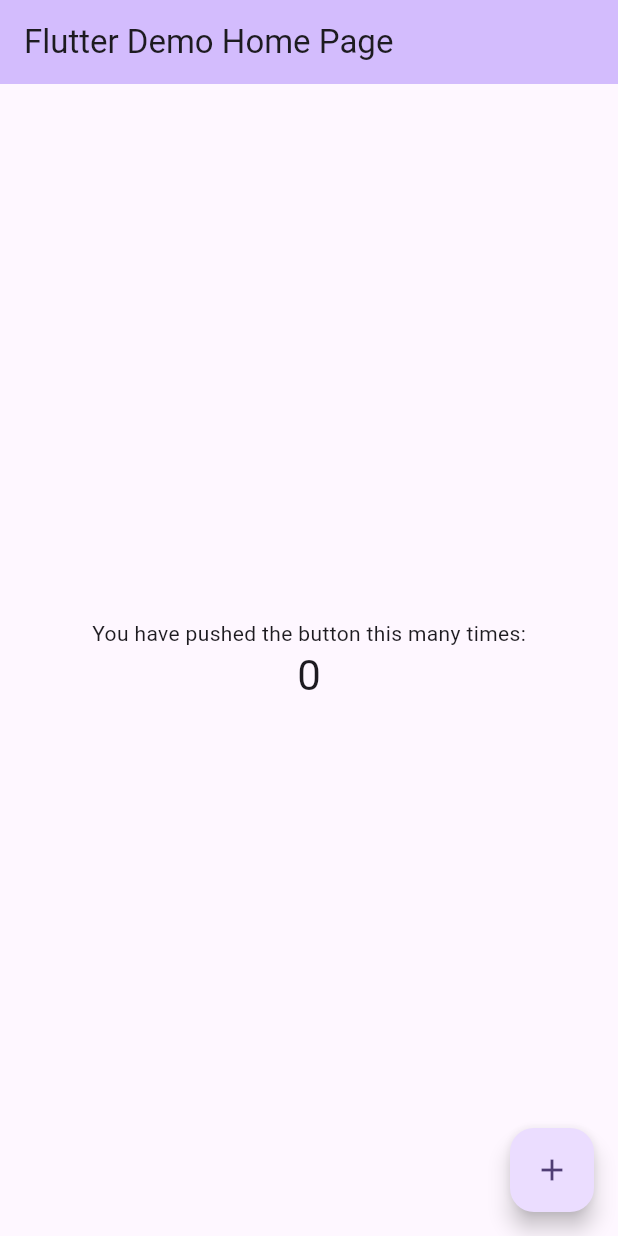
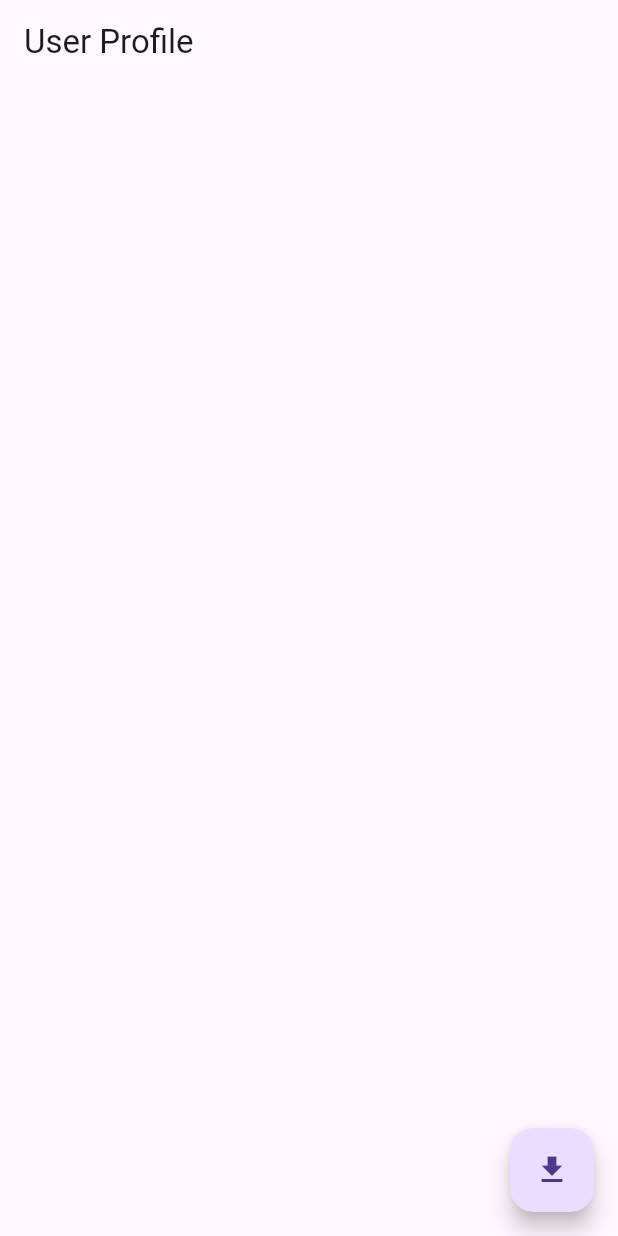
Before and after one commit to Sidhant-Jha/Flutter_Projects, a Flutter app: the screen it shows after launch, on a phone screen of 412 x 824 dp. Run offline on Flutter 3.47's test engine with Material 3 defaults, Android fonts, the phone set to English and light mode, and no system bars.

Commit message:
add UI for Fetching API

```diff
--- /dev/null
+++ b/profile_view/lib/api_service.dart
@@ -0,0 +1,24 @@
+import 'dart:convert';
+
+import 'package:http/http.dart' as http;
+import 'package:profile_view/user_model.dart';
+class ApiService {
+
+  final String _baseUrl = "https://randomuser.me/api";
+
+  Future<List<User>> fetchUsers() async
+  {
+    final response = await http.get(Uri.parse("$_baseUrl?results=100"));
+
+    if(response.statusCode == 200)
+    {
+      final List<dynamic> results = json.decode(response.body)['results'];
+      return results.map((json) => User.fromJson(json)).toList();
+    } else
+    {
+      throw Exception('Failed to User');
+    }
+  }
+
+
+}
--- /dev/null
+++ b/profile_view/lib/application.dart
@@ -0,0 +1,20 @@
+import 'package:flutter/material.dart';
+import 'package:profile_view/home_screen.dart';
+import 'package:profile_view/user_provider.dart';
+import 'package:provider/provider.dart';
+
+class Application extends StatelessWidget {
+  const Application({super.key});
+
+  @override
+  Widget build(BuildContext context) {
+    return MultiProvider(
+      providers: [
+        ChangeNotifierProvider(
+          create: (context) => UserProvider(),
+        )
+      ],
+      child: HomeScreen(),
+    );
+  }
+}
--- /dev/null
+++ b/profile_view/lib/home_screen.dart
@@ -0,0 +1,38 @@
+import 'package:flutter/material.dart';
+import 'package:profile_view/user_provider.dart';
+import 'package:provider/provider.dart';
+
+class HomeScreen extends StatelessWidget {
+  const HomeScreen({super.key});
+
+  @override
+  Widget build(BuildContext context) {
+    final userProvider = context.read<UserProvider>();
+    return Scaffold(
+      appBar:  AppBar(
+        title: Text('User Profile'),
+      ),
+      body: context.watch<UserProvider>().isLoading ? Center(child: const CircularProgressIndicator(),) :
+      ListView.builder(
+        itemCount: userProvider.users.length,
+        itemBuilder: (context, index)
+        {
+          final user = userProvider.users[index];
+          return ListTile(
+            leading: CircleAvatar(
+              backgroundImage: NetworkImage(user.picture),
+            ),
+            title: Text(user.name),
+            subtitle: Text(user.email),
+          );
+        }
+      ),
+      floatingActionButton: FloatingActionButton(
+        onPressed: () {
+          userProvider.fetchUser();
+        },
+        child: Icon(Icons.download),
+      ),
+    );
+  }
+}
--- a/profile_view/lib/main.dart
+++ b/profile_view/lib/main.dart
@@ -1,126 +1,11 @@
 import 'package:flutter/material.dart';
+import 'package:profile_view/application.dart';
+import 'package:profile_view/home_screen.dart';
 
 void main() {
-  runApp(const MyApp());
+  runApp(
+    MaterialApp(
+      home: Application()
+    )
+  );
 }
-
-class MyApp extends StatelessWidget {
-  const MyApp({super.key});
-
-  // This widget is the root of your application.
-  @override
-  Widget build(BuildContext context) {
-    return MaterialApp(
-      title: 'Flutter Demo',
-      theme: ThemeData(
-        // This is the theme of your application.
-        //
-        // TRY THIS: Try running your application with "flutter run". You'll see
-        // the application has a purple toolbar. Then, without quitting the app,
-        // try changing the seedColor in the colorScheme below to Colors.green
-        // and then invoke "hot reload" (save your changes or press the "hot
-        // reload" button in a Flutter-supported IDE, or press "r" if you used
-        // the command line to start the app).
-        //
-        // Notice that the counter didn't reset back to zero; the application
-        // state is not lost during the reload. To reset the state, use hot
-        // restart instead.
-        //
-        // This works for code too, not just values: Most code changes can be
-        // tested with just a hot reload.
-        colorScheme: ColorScheme.fromSeed(seedColor: Colors.deepPurple),
-        useMaterial3: true,
-      ),
-      home: const MyHomePage(title: 'Flutter Demo Home Page'),
-    );
-  }
-}
-
-class MyHomePage extends StatefulWidget {
-  const MyHomePage({super.key, required this.title});
-
-  // This widget is the home page of your application. It is stateful, meaning
-  // that it has a State object (defined below) that contains fields that affect
-  // how it looks.
-
-  // This class is the configuration for the state. It holds the values (in this
-  // case the title) provided by the parent (in this case the App widget) and
-  // used by the build method of the State. Fields in a Widget subclass are
-  // always marked "final".
-
-  final String title;
-
-  @override
-  State<MyHomePage> createState() => _MyHomePageState();
-}
-
-class _MyHomePageState extends State<MyHomePage> {
-  int _counter = 0;
-
-  void _incrementCounter() {
-    setState(() {
-      // This call to setState tells the Flutter framework that something has
-      // changed in this State, which causes it to rerun the build method below
-      // so that the display can reflect the updated values. If we changed
-      // _counter without calling setState(), then the build method would not be
-      // called again, and so nothing would appear to happen.
-      _counter++;
-    });
-  }
-
-
-  @override
-  Widget build(BuildContext context) {
-    // This method is rerun every time setState is called, for instance as done
-    // by the _incrementCounter method above.
-    //
-    // The Flutter framework has been optimized to make rerunning build methods
-    // fast, so that you can just rebuild anything that needs updating rather
-    // than having to individually change instances of widgets.
-    return Scaffold(
-      appBar: AppBar(
-        // TRY THIS: Try changing the color here to a specific color (to
-        // Colors.amber, perhaps?) and trigger a hot reload to see the AppBar
-        // change color while the other colors stay the same.
-        backgroundColor: Theme.of(context).colorScheme.inversePrimary,
-        // Here we take the value from the MyHomePage object that was created by
-        // the App.build method, and use it to set our appbar title.
-        title: Text(widget.title),
-      ),
-      body: Center(
-        // Center is a layout widget. It takes a single child and positions it
-        // in the middle of the parent.
-        child: Column(
-          // Column is also a layout widget. It takes a list of children and
-          // arranges them vertically. By default, it sizes itself to fit its
-          // children horizontally, and tries to be as tall as its parent.
-          //
-          // Column has various properties to control how it sizes itself and
-          // how it positions its children. Here we use mainAxisAlignment to
-          // center the children vertically; the main axis here is the vertical
-          // axis because Columns are vertical (the cross axis would be
-          // horizontal).
-          //
-          // TRY THIS: Invoke "debug painting" (choose the "Toggle Debug Paint"
-          // action in the IDE, or press "p" in the console), to see the
-          // wireframe for each widget.
-          mainAxisAlignment: MainAxisAlignment.center,
-          children: <Widget>[
-            const Text(
-              'You have pushed the button this many times:',
-            ),
-            Text(
-              '$_counter',
-              style: Theme.of(context).textTheme.headlineMedium,
-            ),
-          ],
-        ),
-      ),
-      floatingActionButton: FloatingActionButton(
-        onPressed: _incrementCounter,
-        tooltip: 'Increment',
-        child: const Icon(Icons.add),
-      ), // This trailing comma makes auto-formatting nicer for build methods.
-    );
-  }
-}
--- /dev/null
+++ b/profile_view/lib/user_model.dart
@@ -0,0 +1,84 @@
+/*
+{
+      "gender": "female",
+      "name": {
+        "title": "Miss",
+        "first": "Avery",
+        "last": "Gagné"
+      },
+      "location": {
+        "street": {
+          "number": 7408,
+          "name": "Arctic Way"
+        },
+        "city": "Notre Dame de Lourdes",
+        "state": "New Brunswick",
+        "country": "Canada",
+        "postcode": "Z6M 7C9",
+        "coordinates": {
+          "latitude": "-68.0480",
+          "longitude": "151.5323"
+        },
+        "timezone": {
+          "offset": "+11:00",
+          "description": "Magadan, Solomon Islands, New Caledonia"
+        }
+      },
+      "email": "avery.gagne@example.com",
+      "login": {
+        "uuid": "351fb293-e652-42a1-aa67-82548114b834",
+        "username": "heavylion223",
+        "password": "heather",
+        "salt": "AxjlNg4P",
+        "md5": "44a883229dd4485d63efa548245eafdf",
+        "sha1": "e83af6d03f3ccf574134273e4f05f0de7cd0de4a",
+        "sha256": "4e8e63924a3fc226cbbf91138b51705303aa3f6131b30e375eeee26e7bc98a1e"
+      },
+      "dob": {
+        "date": "1965-10-07T23:35:23.124Z",
+        "age": 59
+      },
+      "registered": {
+        "date": "2008-06-03T07:08:13.708Z",
+        "age": 16
+      },
+      "phone": "D13 S52-2687",
+      "cell": "M74 X17-2934",
+      "id": {
+        "name": "SIN",
+        "value": "826762007"
+      },
+      "picture": {
+        "large": "https://randomuser.me/api/portraits/women/48.jpg",
+        "medium": "https://randomuser.me/api/portraits/med/women/48.jpg",
+        "thumbnail": "https://randomuser.me/api/portraits/thumb/women/48.jpg"
+      },
+      "nat": "CA"
+    }
+*/
+
+class User
+{
+  final String name;
+  final String email;
+  final String phone;
+  final String picture;
+  final String gender;
+  final String city;
+  final String country;
+
+  User({required this.name, required this.email, required this.phone, required this.picture, required this.gender, required this.city, required this.country});
+
+  factory User.fromJson(Map<String, dynamic> json)
+  {
+    return User(
+      name: json['name']['title'] + ' ' + json['name']['first'] + ' ' + json['name']['last'],
+      email: json['email'],
+      phone: json['phone'],
+      picture: json['picture']['large'],
+      gender: json['gender'],
+      city: json['location']['city'],
+      country: json['location']['country']
+    );
+  }
+}
--- /dev/null
+++ b/profile_view/lib/user_provider.dart
@@ -0,0 +1,34 @@
+import 'dart:developer';
+
+import 'package:flutter/material.dart';
+import 'package:profile_view/api_service.dart';
+import 'package:profile_view/user_model.dart';
+
+class UserProvider extends ChangeNotifier
+{
+  final ApiService _apiService = ApiService();
+
+  bool _isLoading = false;
+  bool get isLoading => _isLoading;
+
+  List<User> _users = [];
+  List<User> get users => _users;
+
+  Future<void> fetchUser() async
+  {
+    _isLoading = true;
+    notifyListeners();
+    try{
+      _users = await _apiService.fetchUsers();
+    }
+    catch(e)
+    {
+      log('Error Fetching Users $e');
+    }
+    finally{
+      _isLoading = false;
+      notifyListeners();
+    }
+  }
+
+}
```
